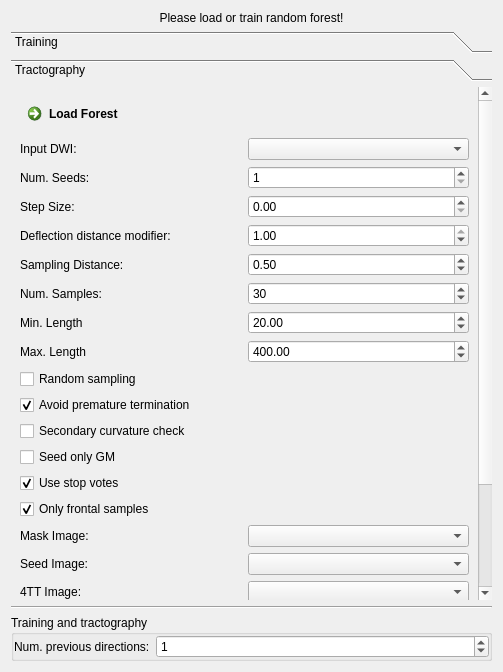
Qt form Plugins/org.mitk.gui.qt.diffusionimaging.tractography/src/internal/QmitkMLBTViewControls.ui (ac3957/MITK) before a commit.
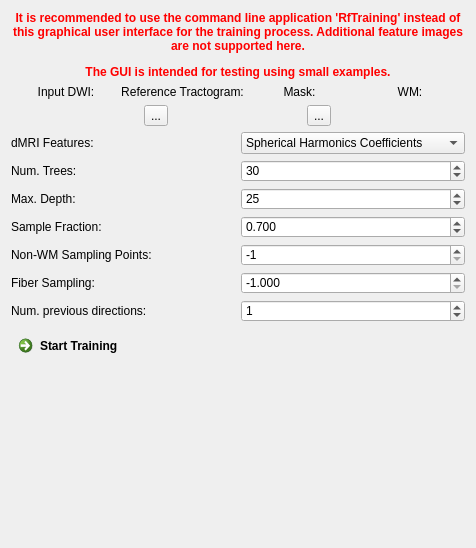
The same form after that commit. Icons and pictures are not drawn. Custom widgets are drawn as their Qt base class.

Diff of the .ui file:
```diff
--- a/Plugins/org.mitk.gui.qt.diffusionimaging.tractography/src/internal/QmitkMLBTViewControls.ui
+++ b/Plugins/org.mitk.gui.qt.diffusionimaging.tractography/src/internal/QmitkMLBTViewControls.ui
@@ -6,33 +6,45 @@
    <rect>
     <x>0</x>
     <y>0</y>
-    <width>503</width>
-    <height>672</height>
+    <width>476</width>
+    <height>548</height>
    </rect>
   </property>
   <property name="windowTitle">
    <string>Form</string>
   </property>
+  <property name="styleSheet">
+   <string>QCommandLinkButton:disabled {
+  border: none;
+}
+
+QGroupBox {
+  background-color: transparent;
+}</string>
+  </property>
   <layout class="QGridLayout" name="gridLayout_8">
-   <item row="4" column="0">
-    <widget class="QToolBox" name="toolBox">
-     <property name="currentIndex">
-      <number>1</number>
+   <item row="0" column="0">
+    <widget class="QFrame" name="frame_2">
+     <property name="frameShape">
+      <enum>QFrame::NoFrame</enum>
      </property>
-     <widget class="QWidget" name="page">
-      <property name="geometry">
-       <rect>
-        <x>0</x>
-        <y>0</y>
-        <width>485</width>
-        <height>517</height>
-       </rect>
-      </property>
-      <attribute name="label">
-       <string>Training</string>
-      </attribute>
-      <layout class="QGridLayout" name="gridLayout">
-       <item row="5" column="0">
+     <property name="frameShadow">
+      <enum>QFrame::Raised</enum>
+     </property>
+     <layout class="QGridLayout" name="gridLayout_2">
+      <property name="leftMargin">
+       <number>0</number>
+      </property>
+      <property name="topMargin">
+       <number>0</number>
+      </property>
+      <property name="rightMargin">
+       <number>0</number>
+      </property>
+      <property name="bottomMargin">
+       <number>0</number>
+      </property>
+      <item row="2" column="0">
         <widget class="QFrame" name="frame_6">
          <property name="frameShape">
           <enum>QFrame::NoFrame</enum>
@@ -53,21 +65,7 @@
           <property name="bottomMargin">
            <number>0</number>
           </property>
-          <item row="0" column="1">
-           <widget class="QToolButton" name="m_AddTwButton">
-            <property name="toolTip">
-             <string>Add additional training data pair</string>
-            </property>
-            <property name="text">
-             <string>...</string>
-            </property>
-            <property name="icon">
-             <iconset resource="../../../org.mitk.gui.qt.ext/resources/org_mitk_icons.qrc">
-              <normaloff>:/org_mitk_icons/icons/tango/scalable/actions/list-add.svg</normaloff>:/org_mitk_icons/icons/tango/scalable/actions/list-add.svg</iconset>
-            </property>
-           </widget>
-          </item>
-          <item row="0" column="3">
+         <item row="1" column="3">
            <widget class="QToolButton" name="m_RemoveTwButton">
             <property name="toolTip">
              <string>Remove training data pair</string>
@@ -77,14 +75,49 @@
             </property>
             <property name="icon">
              <iconset resource="../../../org.mitk.gui.qt.ext/resources/org_mitk_icons.qrc">
-              <normaloff>:/org_mitk_icons/icons/tango/scalable/actions/list-remove.svg</normaloff>:/org_mitk_icons/icons/tango/scalable/actions/list-remove.svg</iconset>
+             <normaloff>:/org_mitk_icons/icons/tango/scalable/actions/list-remove.svg</normaloff>
+:/org_mitk_icons/icons/tango/scalable/actions/list-remove.svg            </iconset>
+           </property>
+          </widget>
+         </item>
+         <item row="1" column="1">
+          <widget class="QToolButton" name="m_AddTwButton">
+           <property name="toolTip">
+            <string>Add additional training data pair</string>
+           </property>
+           <property name="text">
+            <string>...</string>
+           </property>
+           <property name="icon">
+            <iconset resource="../../../org.mitk.gui.qt.ext/resources/org_mitk_icons.qrc">
+             <normaloff>:/org_mitk_icons/icons/tango/scalable/actions/list-add.svg</normaloff>
+:/org_mitk_icons/icons/tango/scalable/actions/list-add.svg            </iconset>
             </property>
            </widget>
           </item>
          </layout>
         </widget>
        </item>
-       <item row="4" column="0">
+      <item row="0" column="0">
+       <widget class="QLabel" name="label_9">
+        <property name="text">
+         <string>&lt;html&gt;&lt;head/&gt;&lt;body&gt;&lt;p&gt;&lt;span style=" font-weight:600; color:#ff0000;"&gt;It is recommended to use the command line application 'RfTraining' instead of this graphical user interface for the training process. Additional feature images are not supported here.&lt;/span&gt;&lt;/p&gt;&lt;p&gt;&lt;span style=" font-weight:600; color:#ff0000;"&gt;The GUI is intended for testing using small examples.&lt;/span&gt;&lt;/p&gt;&lt;/body&gt;&lt;/html&gt;</string>
+        </property>
+        <property name="textFormat">
+         <enum>Qt::RichText</enum>
+        </property>
+        <property name="alignment">
+         <set>Qt::AlignCenter</set>
+        </property>
+        <property name="wordWrap">
+         <bool>true</bool>
+        </property>
+        <property name="margin">
+         <number>5</number>
+        </property>
+       </widget>
+      </item>
+      <item row="1" column="0">
         <widget class="QFrame" name="m_TwFrame">
          <property name="frameShape">
           <enum>QFrame::NoFrame</enum>
@@ -181,40 +214,7 @@
          </layout>
         </widget>
        </item>
-       <item row="11" column="0">
-        <spacer name="verticalSpacer_2">
-         <property name="orientation">
-          <enum>Qt::Vertical</enum>
-         </property>
-         <property name="sizeHint" stdset="0">
-          <size>
-           <width>20</width>
-           <height>40</height>
-          </size>
-         </property>
-        </spacer>
-       </item>
-       <item row="9" column="0">
-        <widget class="QCommandLinkButton" name="m_StartTrainingButton">
-         <property name="text">
-          <string>Start Training</string>
-         </property>
-        </widget>
-       </item>
-       <item row="8" column="0">
-        <widget class="QCheckBox" name="m_ZeroDirBox">
-         <property name="toolTip">
-          <string>Use direction as well as zero-vector as directional training feature at each point. This enables to learn to predict the direction without a previous direction (e.g. at seed point).</string>
-         </property>
-         <property name="text">
-          <string>Zero-direction features</string>
-         </property>
-         <property name="checked">
-          <bool>true</bool>
-         </property>
-        </widget>
-       </item>
-       <item row="6" column="0">
+      <item row="3" column="0">
         <widget class="QFrame" name="frame">
          <property name="frameShape">
           <enum>QFrame::NoFrame</enum>
@@ -235,10 +235,72 @@
           <property name="bottomMargin">
            <number>0</number>
           </property>
-          <item row="2" column="1">
-           <widget class="QSpinBox" name="m_MaxDepthBox">
+         <item row="4" column="1">
+          <widget class="QDoubleSpinBox" name="m_SampleFractionBox">
             <property name="statusTip">
-             <string>Maximum tree depth.</string>
+            <string>Fraction of samples used to train each tree.</string>
+           </property>
+           <property name="decimals">
+            <number>3</number>
+           </property>
+           <property name="maximum">
+            <double>1.000000000000000</double>
+           </property>
+           <property name="singleStep">
+            <double>0.100000000000000</double>
+           </property>
+           <property name="value">
+            <double>0.700000000000000</double>
+           </property>
+          </widget>
+         </item>
+         <item row="1" column="0">
+          <widget class="QLabel" name="label">
+           <property name="text">
+            <string>Num. Trees:</string>
+           </property>
+          </widget>
+         </item>
+         <item row="4" column="0">
+          <widget class="QLabel" name="label_4">
+           <property name="text">
+            <string>Sample Fraction:</string>
+           </property>
+          </widget>
+         </item>
+         <item row="3" column="0">
+          <widget class="QLabel" name="label_2">
+           <property name="text">
+            <string>Max. Depth:</string>
+           </property>
+          </widget>
+         </item>
+         <item row="7" column="1">
+          <widget class="QDoubleSpinBox" name="m_TrainingStepSizeBox">
+           <property name="statusTip">
+            <string>Fiber sampling in mm. Determines the number of white-matter samples (-1 = auto).</string>
+           </property>
+           <property name="decimals">
+            <number>3</number>
+           </property>
+           <property name="minimum">
+            <double>-1.000000000000000</double>
+           </property>
+           <property name="maximum">
+            <double>999.000000000000000</double>
+           </property>
+           <property name="singleStep">
+            <double>0.100000000000000</double>
+           </property>
+           <property name="value">
+            <double>-1.000000000000000</double>
+           </property>
+          </widget>
+         </item>
+         <item row="1" column="1">
+          <widget class="QSpinBox" name="m_NumTreesBox">
+           <property name="toolTip">
+            <string>Number of tress in the final random forest.</string>
             </property>
             <property name="minimum">
              <number>1</number>
@@ -247,28 +309,28 @@
              <number>999999999</number>
             </property>
             <property name="value">
-             <number>25</number>
+            <number>30</number>
             </property>
            </widget>
           </item>
-          <item row="4" column="0">
+         <item row="5" column="0">
            <widget class="QLabel" name="label_3">
             <property name="text">
              <string>Non-WM Sampling Points:</string>
             </property>
            </widget>
           </item>
-          <item row="6" column="0">
+         <item row="7" column="0">
            <widget class="QLabel" name="label_5">
             <property name="text">
              <string>Fiber Sampling:</string>
             </property>
            </widget>
           </item>
-          <item row="1" column="1">
-           <widget class="QSpinBox" name="m_NumTreesBox">
-            <property name="toolTip">
-             <string>Number of tress in the final random forest.</string>
+         <item row="3" column="1">
+          <widget class="QSpinBox" name="m_MaxDepthBox">
+           <property name="statusTip">
+            <string>Maximum tree depth.</string>
             </property>
             <property name="minimum">
              <number>1</number>
@@ -277,40 +339,11 @@
              <number>999999999</number>
             </property>
             <property name="value">
-             <number>30</number>
+            <number>25</number>
             </property>
            </widget>
           </item>
-          <item row="6" column="1">
-           <widget class="QDoubleSpinBox" name="m_TrainingStepSizeBox">
-            <property name="statusTip">
-             <string>Fiber sampling in mm. Determines the number of white-matter samples (-1 = auto).</string>
-            </property>
-            <property name="decimals">
-             <number>3</number>
-            </property>
-            <property name="minimum">
-             <double>-1.000000000000000</double>
-            </property>
-            <property name="maximum">
-             <double>999.000000000000000</double>
-            </property>
-            <property name="singleStep">
-             <double>0.100000000000000</double>
-            </property>
-            <property name="value">
-             <double>-1.000000000000000</double>
-            </property>
-           </widget>
-          </item>
-          <item row="1" column="0">
-           <widget class="QLabel" name="label">
-            <property name="text">
-             <string>Num. Trees:</string>
-            </property>
-           </widget>
-          </item>
-          <item row="4" column="1">
+         <item row="5" column="1">
            <widget class="QSpinBox" name="m_GmSamplingBox">
             <property name="toolTip">
              <string>Number of sampling points outside of the white-matter (-1 = automatic estimation).</string>
@@ -326,542 +359,20 @@
             </property>
            </widget>
           </item>
-          <item row="2" column="0">
-           <widget class="QLabel" name="label_2">
-            <property name="text">
-             <string>Max. Depth:</string>
-            </property>
-           </widget>
-          </item>
-          <item row="3" column="0">
-           <widget class="QLabel" name="label_4">
-            <property name="text">
-             <string>Sample Fraction:</string>
-            </property>
-           </widget>
-          </item>
-          <item row="3" column="1">
-           <widget class="QDoubleSpinBox" name="m_SampleFractionBox">
-            <property name="statusTip">
-             <string>Fraction of samples used to train each tree.</string>
-            </property>
-            <property name="decimals">
-             <number>3</number>
-            </property>
-            <property name="maximum">
-             <double>1.000000000000000</double>
-            </property>
-            <property name="singleStep">
-             <double>0.100000000000000</double>
-            </property>
-            <property name="value">
-             <double>0.700000000000000</double>
-            </property>
-           </widget>
-          </item>
-         </layout>
-        </widget>
-       </item>
-       <item row="10" column="0">
-        <widget class="QCommandLinkButton" name="m_SaveForestButton">
-         <property name="text">
-          <string>Save Forest</string>
-         </property>
-        </widget>
-       </item>
-       <item row="7" column="0">
-        <widget class="QCheckBox" name="m_BidirectionalSampling">
-         <property name="toolTip">
-          <string>Sample fibers in both directions.</string>
-         </property>
-         <property name="text">
-          <string>Bidirectional sampling</string>
-         </property>
-         <property name="checked">
-          <bool>true</bool>
-         </property>
-        </widget>
-       </item>
-      </layout>
-     </widget>
-     <widget class="QWidget" name="page_2">
-      <property name="geometry">
-       <rect>
-        <x>0</x>
-        <y>0</y>
-        <width>471</width>
-        <height>657</height>
-       </rect>
-      </property>
-      <attribute name="label">
-       <string>Tractography</string>
-      </attribute>
-      <layout class="QGridLayout" name="gridLayout_2">
-       <item row="2" column="0">
-        <widget class="QCheckBox" name="m_RandomSampling">
-         <property name="text">
-          <string>Random sampling</string>
-         </property>
-         <property name="checked">
-          <bool>false</bool>
-         </property>
-        </widget>
-       </item>
-       <item row="1" column="0">
-        <widget class="QFrame" name="frame_2">
-         <property name="frameShape">
-          <enum>QFrame::NoFrame</enum>
-         </property>
-         <property name="frameShadow">
-          <enum>QFrame::Raised</enum>
-         </property>
-         <layout class="QGridLayout" name="gridLayout_4">
-          <property name="leftMargin">
-           <number>0</number>
-          </property>
-          <property name="topMargin">
-           <number>0</number>
-          </property>
-          <property name="rightMargin">
-           <number>0</number>
-          </property>
-          <property name="bottomMargin">
-           <number>0</number>
-          </property>
-          <item row="0" column="1">
-           <widget class="QmitkDataStorageComboBox" name="m_TrackingRawImageBox"/>
-          </item>
-          <item row="7" column="1">
-           <widget class="QDoubleSpinBox" name="m_MaxLengthBox">
-            <property name="maximum">
-             <double>999999999.000000000000000</double>
-            </property>
-            <property name="singleStep">
-             <double>1.000000000000000</double>
-            </property>
-            <property name="value">
-             <double>400.000000000000000</double>
-            </property>
-           </widget>
-          </item>
-          <item row="3" column="0">
-           <widget class="QLabel" name="label_9">
-            <property name="text">
-             <string>Deflection distance modifier:</string>
-            </property>
-           </widget>
-          </item>
-          <item row="1" column="1">
-           <widget class="QSpinBox" name="m_NumberOfSeedsBox">
-            <property name="statusTip">
-             <string>Number of seeds per voxel.</string>
-            </property>
-            <property name="minimum">
-             <number>1</number>
-            </property>
-            <property name="maximum">
-             <number>999</number>
-            </property>
-           </widget>
-          </item>
-          <item row="3" column="1">
-           <widget class="QDoubleSpinBox" name="m_DeflectionModBox">
-            <property name="maximum">
-             <double>1.000000000000000</double>
-            </property>
-            <property name="singleStep">
-             <double>0.100000000000000</double>
-            </property>
-            <property name="value">
-             <double>1.000000000000000</double>
-            </property>
-           </widget>
-          </item>
-          <item row="1" column="0">
-           <widget class="QLabel" name="label_7">
-            <property name="text">
-             <string>Num. Seeds:</string>
-            </property>
-           </widget>
-          </item>
-          <item row="4" column="1">
-           <widget class="QDoubleSpinBox" name="m_SamplingDistanceBox">
-            <property name="singleStep">
-             <double>0.100000000000000</double>
-            </property>
-            <property name="value">
-             <double>0.500000000000000</double>
-            </property>
-           </widget>
-          </item>
-          <item row="2" column="0">
-           <widget class="QLabel" name="label_8">
-            <property name="text">
-             <string>Step Size:</string>
-            </property>
-           </widget>
-          </item>
-          <item row="5" column="0">
-           <widget class="QLabel" name="label_11">
-            <property name="text">
-             <string>Num. Samples:</string>
-            </property>
-           </widget>
-          </item>
-          <item row="2" column="1">
-           <widget class="QDoubleSpinBox" name="m_TrackingStepSizeBox">
-            <property name="value">
-             <double>0.000000000000000</double>
-            </property>
-           </widget>
-          </item>
-          <item row="6" column="1">
-           <widget class="QDoubleSpinBox" name="m_MinLengthBox">
-            <property name="maximum">
-             <double>999999999.000000000000000</double>
-            </property>
-            <property name="singleStep">
-             <double>1.000000000000000</double>
-            </property>
-            <property name="value">
-             <double>20.000000000000000</double>
-            </property>
-           </widget>
-          </item>
-          <item row="4" column="0">
-           <widget class="QLabel" name="label_10">
-            <property name="text">
-             <string>Sampling Distance:</string>
-            </property>
-           </widget>
-          </item>
-          <item row="0" column="0">
-           <widget class="QLabel" name="label_12">
-            <property name="text">
-             <string>Input DWI:</string>
-            </property>
-           </widget>
-          </item>
-          <item row="7" column="0">
-           <widget class="QLabel" name="label_14">
-            <property name="text">
-             <string>Max. Length</string>
-            </property>
-           </widget>
-          </item>
-          <item row="6" column="0">
-           <widget class="QLabel" name="label_13">
-            <property name="text">
-             <string>Min. Length</string>
-            </property>
-           </widget>
-          </item>
-          <item row="5" column="1">
-           <widget class="QSpinBox" name="m_NumSamplesBox">
-            <property name="statusTip">
-             <string>Number of seeds per voxel.</string>
-            </property>
-            <property name="minimum">
-             <number>0</number>
-            </property>
-            <property name="maximum">
-             <number>256</number>
-            </property>
-            <property name="value">
-             <number>30</number>
-            </property>
-           </widget>
-          </item>
-         </layout>
-        </widget>
-       </item>
-       <item row="4" column="0">
-        <widget class="QCheckBox" name="m_Curvcheck2">
-         <property name="text">
-          <string>Secondary curvature check</string>
-         </property>
-         <property name="checked">
-          <bool>false</bool>
-         </property>
-        </widget>
-       </item>
-       <item row="0" column="0">
-        <widget class="QCommandLinkButton" name="m_LoadForestButton">
-         <property name="text">
-          <string>Load Forest</string>
-         </property>
-        </widget>
-       </item>
-       <item row="17" column="0">
-        <widget class="QFrame" name="frame_4">
-         <property name="frameShape">
-          <enum>QFrame::NoFrame</enum>
-         </property>
-         <property name="frameShadow">
-          <enum>QFrame::Raised</enum>
-         </property>
-         <layout class="QGridLayout" name="gridLayout_6">
-          <property name="leftMargin">
-           <number>0</number>
-          </property>
-          <property name="topMargin">
-           <number>0</number>
-          </property>
-          <property name="rightMargin">
-           <number>0</number>
-          </property>
-          <property name="bottomMargin">
-           <number>0</number>
-          </property>
-          <item row="0" column="0">
-           <widget class="QCheckBox" name="m_DemoModeBox">
-            <property name="text">
-             <string>Demo Mode</string>
-            </property>
-           </widget>
-          </item>
-          <item row="0" column="1">
-           <widget class="QSpinBox" name="m_TimerIntervalBox">
-            <property name="minimum">
-             <number>1</number>
-            </property>
-            <property name="maximum">
-             <number>1000</number>
-            </property>
-            <property name="value">
-             <number>10</number>
-            </property>
-           </widget>
-          </item>
-         </layout>
-        </widget>
-       </item>
-       <item row="13" column="0">
-        <widget class="QFrame" name="frame_5">
-         <property name="frameShape">
-          <enum>QFrame::NoFrame</enum>
-         </property>
-         <property name="frameShadow">
-          <enum>QFrame::Raised</enum>
-         </property>
-         <layout class="QGridLayout" name="gridLayout_7">
-          <property name="leftMargin">
-           <number>0</number>
-          </property>
-          <property name="topMargin">
-           <number>0</number>
-          </property>
-          <property name="rightMargin">
-           <number>0</number>
-          </property>
-          <property name="bottomMargin">
-           <number>0</number>
-          </property>
-          <item row="0" column="1">
-           <widget class="QToolButton" name="m_PauseTrackingButton">
-            <property name="toolTip">
-             <string>Pause tractography</string>
-            </property>
-            <property name="text">
-             <string>...</string>
-            </property>
-            <property name="icon">
-             <iconset resource="../../../org.mitk.gui.qt.ext/resources/org_mitk_icons.qrc">
-              <normaloff>:/org_mitk_icons/icons/tango/scalable/actions/media-playback-pause.svg</normaloff>:/org_mitk_icons/icons/tango/scalable/actions/media-playback-pause.svg</iconset>
-            </property>
-           </widget>
-          </item>
-          <item row="0" column="0">
-           <widget class="QToolButton" name="m_StartTrackingButton">
-            <property name="toolTip">
-             <string>Start tractography</string>
-            </property>
-            <property name="text">
-             <string>...</string>
-            </property>
-            <property name="icon">
-             <iconset resource="../../../org.mitk.gui.qt.ext/resources/org_mitk_icons.qrc">
-              <normaloff>:/org_mitk_icons/icons/tango/scalable/actions/media-playback-start.svg</normaloff>:/org_mitk_icons/icons/tango/scalable/actions/media-playback-start.svg</iconset>
-            </property>
-           </widget>
-          </item>
-          <item row="0" column="2">
-           <widget class="QToolButton" name="m_AbortTrackingButton">
-            <property name="toolTip">
-             <string>Abort tractography</string>
-            </property>
-            <property name="text">
-             <string>...</string>
-            </property>
-            <property name="icon">
-             <iconset resource="../../../org.mitk.gui.qt.ext/resources/org_mitk_icons.qrc">
-              <normaloff>:/org_mitk_icons/icons/tango/scalable/actions/media-playback-stop.svg</normaloff>:/org_mitk_icons/icons/tango/scalable/actions/media-playback-stop.svg</iconset>
-            </property>
-           </widget>
-          </item>
-         </layout>
-        </widget>
-       </item>
-       <item row="18" column="0">
-        <spacer name="verticalSpacer">
-         <property name="orientation">
-          <enum>Qt::Vertical</enum>
-         </property>
-         <property name="sizeHint" stdset="0">
-          <size>
-           <width>20</width>
-           <height>40</height>
-          </size>
-         </property>
-        </spacer>
-       </item>
-       <item row="10" column="0">
-        <widget class="QFrame" name="frame_3">
-         <property name="frameShape">
-          <enum>QFrame::NoFrame</enum>
-         </property>
-         <property name="frameShadow">
-          <enum>QFrame::Raised</enum>
-         </property>
-         <layout class="QGridLayout" name="gridLayout_5">
-          <property name="leftMargin">
-           <number>0</number>
-          </property>
-          <property name="topMargin">
-           <number>0</number>
-          </property>
-          <property name="rightMargin">
-           <number>0</number>
-          </property>
-          <property name="bottomMargin">
-           <number>0</number>
-          </property>
-          <item row="4" column="1">
-           <widget class="QmitkDataStorageComboBoxWithSelectNone" name="m_TrackingSeedImageBox"/>
-          </item>
-          <item row="2" column="0">
-           <widget class="QLabel" name="label_16">
-            <property name="text">
-             <string>Mask Image:</string>
-            </property>
-           </widget>
-          </item>
-          <item row="4" column="0">
-           <widget class="QLabel" name="label_17">
-            <property name="text">
-             <string>Seed Image:</string>
-            </property>
-           </widget>
-          </item>
-          <item row="2" column="1">
-           <widget class="QmitkDataStorageComboBoxWithSelectNone" name="m_TrackingMaskImageBox"/>
-          </item>
-          <item row="7" column="0">
-           <widget class="QLabel" name="label_18">
-            <property name="text">
-             <string>Stop Image:</string>
-            </property>
-           </widget>
-          </item>
-          <item row="7" column="1">
-           <widget class="QmitkDataStorageComboBoxWithSelectNone" name="m_TrackingStopImageBox"/>
-          </item>
-          <item row="6" column="0">
-           <widget class="QLabel" name="label_22">
-            <property name="text">
-             <string>4TT Image:</string>
-            </property>
-           </widget>
-          </item>
-          <item row="6" column="1">
-           <widget class="QmitkDataStorageComboBoxWithSelectNone" name="m_FourTTImageBox"/>
-          </item>
-         </layout>
-        </widget>
-       </item>
-       <item row="6" column="0">
-        <widget class="QCheckBox" name="m_UseStopVotes">
-         <property name="text">
-          <string>Use stop votes</string>
-         </property>
-         <property name="checked">
-          <bool>true</bool>
-         </property>
-        </widget>
-       </item>
-       <item row="3" column="0">
-        <widget class="QCheckBox" name="m_AvoidStop">
-         <property name="text">
-          <string>Avoid premature termination</string>
-         </property>
-         <property name="checked">
-          <bool>true</bool>
-         </property>
-        </widget>
-       </item>
-       <item row="7" column="0">
-        <widget class="QCheckBox" name="m_OnlyForwardSamples">
-         <property name="text">
-          <string>Only frontal samples</string>
-         </property>
-         <property name="checked">
-          <bool>true</bool>
-         </property>
-        </widget>
-       </item>
-       <item row="5" column="0">
-        <widget class="QCheckBox" name="m_SeedGm">
-         <property name="text">
-          <string>Seed only GM</string>
-         </property>
-         <property name="checked">
-          <bool>false</bool>
-         </property>
-        </widget>
-       </item>
-      </layout>
-     </widget>
-    </widget>
-   </item>
-   <item row="0" column="0">
-    <widget class="QLabel" name="statusLabel">
-     <property name="text">
-      <string>Please load or train random forest!</string>
-     </property>
-     <property name="alignment">
-      <set>Qt::AlignCenter</set>
-     </property>
-    </widget>
-   </item>
-   <item row="6" column="0">
-    <widget class="QGroupBox" name="groupBox">
-     <property name="title">
-      <string>Training and tractography</string>
-     </property>
-     <layout class="QFormLayout" name="formLayout_2">
-      <property name="leftMargin">
-       <number>0</number>
-      </property>
-      <property name="topMargin">
-       <number>0</number>
-      </property>
-      <property name="rightMargin">
-       <number>0</number>
-      </property>
-      <property name="bottomMargin">
-       <number>0</number>
-      </property>
-      <item row="0" column="0">
+         <item row="8" column="0">
        <widget class="QLabel" name="label_15">
         <property name="text">
          <string>Num. previous directions:</string>
         </property>
        </widget>
       </item>
-      <item row="0" column="1">
+         <item row="8" column="1">
        <widget class="QSpinBox" name="m_NumPrevDirs">
+           <property name="toolTip">
+            <string>Number of previous fiber directions used as features.</string>
+           </property>
         <property name="statusTip">
-         <string>Number of seeds per voxel.</string>
+            <string></string>
         </property>
         <property name="minimum">
          <number>0</number>
@@ -874,30 +385,58 @@
         </property>
        </widget>
       </item>
+         <item row="0" column="0">
+          <widget class="QLabel" name="label_7">
+           <property name="text">
+            <string>dMRI Features:</string>
+           </property>
+          </widget>
+         </item>
+         <item row="0" column="1">
+          <widget class="QComboBox" name="m_FeatureTypeBox">
+           <item>
+            <property name="text">
+             <string>Spherical Harmonics Coefficients</string>
+            </property>
+           </item>
+           <item>
+            <property name="text">
+             <string>Raw Data</string>
+            </property>
+           </item>
+          </widget>
+         </item>
      </layout>
     </widget>
    </item>
-   <item row="5" column="0">
-    <widget class="Line" name="line">
+     </layout>
+    </widget>
+   </item>
+   <item row="1" column="0">
+    <widget class="QCommandLinkButton" name="m_StartTrainingButton">
+     <property name="toolTip">
+      <string>Start Training. This can take up to a couple of hours.</string>
+     </property>
+     <property name="text">
+      <string>Start Training</string>
+     </property>
+    </widget>
+   </item>
+   <item row="2" column="0">
+    <spacer name="verticalSpacer">
      <property name="orientation">
-      <enum>Qt::Horizontal</enum>
+      <enum>Qt::Vertical</enum>
      </property>
-    </widget>
+     <property name="sizeHint" stdset="0">
+      <size>
+       <width>20</width>
+       <height>40</height>
+      </size>
+     </property>
+    </spacer>
    </item>
   </layout>
  </widget>
- <customwidgets>
-  <customwidget>
-   <class>QmitkDataStorageComboBox</class>
-   <extends>QComboBox</extends>
-   <header location="global">QmitkDataStorageComboBox.h</header>
-  </customwidget>
-  <customwidget>
-   <class>QmitkDataStorageComboBoxWithSelectNone</class>
-   <extends>QComboBox</extends>
-   <header location="global">QmitkDataStorageComboBoxWithSelectNone.h</header>
-  </customwidget>
- </customwidgets>
  <resources>
   <include location="../../../org.mitk.gui.qt.ext/resources/org_mitk_icons.qrc"/>
  </resources>
```
Left out of the diff: 6 changed lines with no effect on the pictures. Lines whose indentation alone changed are shown as unchanged.
